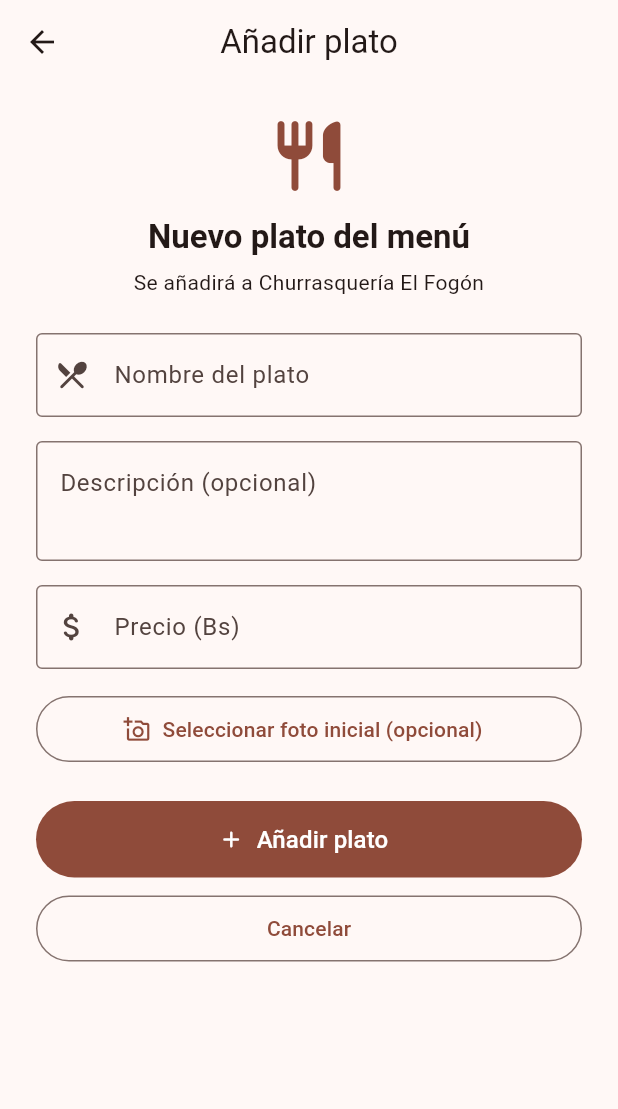
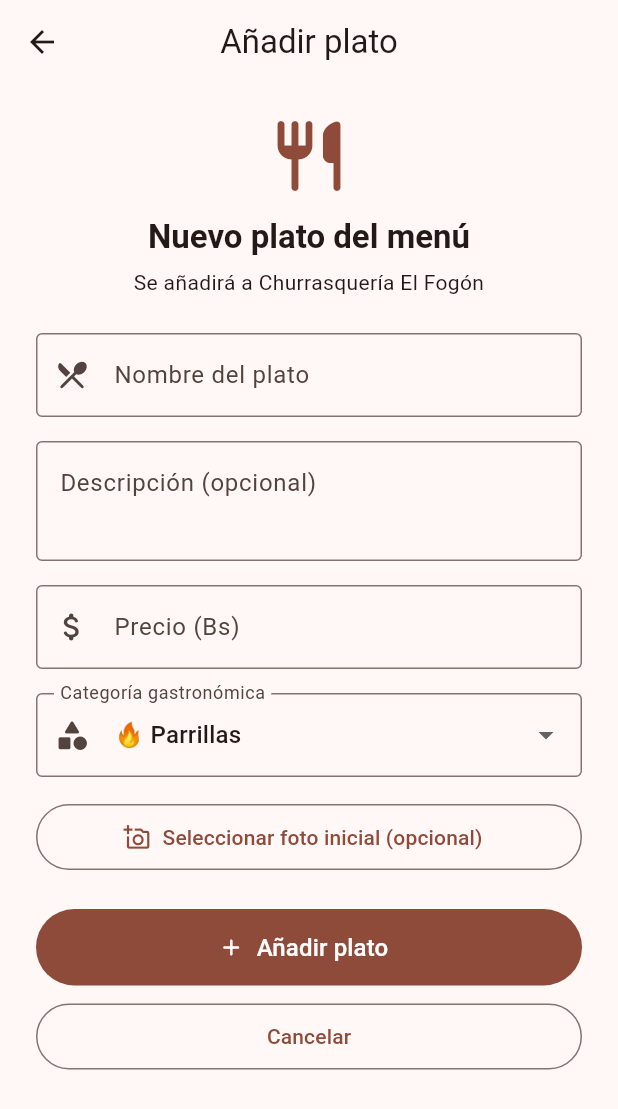
Before and after one commit to AM1-SexySeven/dummy, a Flutter app: the NegocioPage screen opened directly, scrolled down 576 dp, after a tap on "Añadir plato", on a phone screen of 412 x 824 dp. Shown: the top 1109 px of the screen. Run offline on Flutter 3.47's test engine with Material 3 defaults, Android fonts, the phone set to English and light mode, and no system bars; our stand-ins replace flutter_map, image_picker, latlong2, qr_flutter, share_plus, shared_preferences and 2 more; accounts and stored records are empty; network calls fail.

Commit message:
feat(menu): implementa barra de categorías y filtrado inteligente de platos
Implementa clasificación por categorías gastronómicas y filtrado combinado en el menú:

1. Barra de Chips de Categorías en el Menú (lib/main.dart):
- Añade barra deslizable horizontal bajo el buscador con los filtros: Todos (15 platos), Parrillas, Platos Típicos, Guarniciones y Bebidas.
- Implementa comparación flexible ignorando acentos y emoticonos.
- Permite combinar el filtro por categoría con la búsqueda por texto y voz en tiempo real.

2. Modelo y Clasificación de Productos (lib/services/supabase_service.dart):
- Agrega el campo explícito 'categoria' a la clase Producto y clasifica toda la carta predeterminada (Parrillas, Platos Típicos, Guarniciones y Bebidas).

3. Selector de Categoría en Creación de Platos (lib/pages/agregar_producto_page.dart):
- Incorpora menú desplegable de 'Categoría gastronómica' (Parrillas, Platos Típicos, Guarniciones, Bebidas y Postres) al registrar nuevos productos.

```diff
--- a/lib/main.dart
+++ b/lib/main.dart
@@ -284,6 +284,7 @@ class _NegocioPageState extends State<NegocioPage> {
   late Future<CatalogoResult> _futuro;
   final _buscarCtrl = TextEditingController();
   String _filtro = '';
+  String _categoriaSeleccionada = 'Todos';
 
   // Clima de Santa Cruz (open-meteo) y dictado por voz del buscador
   final _voz = SpeechToText();
@@ -685,6 +686,35 @@ class _NegocioPageState extends State<NegocioPage> {
           ),
           const SizedBox(height: 8),
 
+          // Chips de filtrado por categoría gastronómica
+          SingleChildScrollView(
+            scrollDirection: Axis.horizontal,
+            child: Row(
+              children: [
+                for (final cat in const [
+                  'Todos',
+                  '🔥 Parrillas',
+                  '🍛 Platos Típicos',
+                  '🥗 Guarniciones',
+                  '🥤 Bebidas'
+                ])
+                  Padding(
+                    padding: const EdgeInsets.only(right: 6),
+                    child: ChoiceChip(
+                      label: Text(cat),
+                      selected: _categoriaSeleccionada == cat,
+                      onSelected: (sel) {
+                        if (sel) {
+                          setState(() => _categoriaSeleccionada = cat);
+                        }
+                      },
+                    ),
+                  ),
+              ],
+            ),
+          ),
+          const SizedBox(height: 8),
+
           FutureBuilder<CatalogoResult>(
             future: _futuro,
             builder: (context, snap) {
@@ -732,11 +762,25 @@ class _NegocioPageState extends State<NegocioPage> {
                   child: Center(child: Text('Aún no hay platos en el menú')),
                 );
               }
-              // Filtro de búsqueda por nombre
-              final visibles = catalogo.productos
-                  .where((p) => Texto.contieneEnAlguno(
-                    [p.nombre, p.descripcion], _filtro))
-                  .toList();
+              // Filtro de búsqueda por nombre y categoría gastronómica
+              final visibles = catalogo.productos.where((p) {
+                final coincideTexto = Texto.contieneEnAlguno(
+                  [p.nombre, p.descripcion],
+                  _filtro,
+                );
+                final catLimpia = _categoriaSeleccionada
+                    .replaceAll(RegExp(r'[^\w\s]'), '')
+                    .trim()
+                    .toLowerCase();
+                final pCatLimpia = p.categoria
+                    .replaceAll(RegExp(r'[^\w\s]'), '')
+                    .trim()
+                    .toLowerCase();
+                final coincideCategoria = _categoriaSeleccionada == 'Todos' ||
+                    pCatLimpia.contains(catLimpia) ||
+                    catLimpia.contains(pCatLimpia);
+                return coincideTexto && coincideCategoria;
+              }).toList();
               if (visibles.isEmpty) {
                 return const Padding(
                   padding: EdgeInsets.all(24),
--- a/lib/pages/agregar_producto_page.dart
+++ b/lib/pages/agregar_producto_page.dart
@@ -16,6 +16,7 @@ class _AgregarProductoPageState extends State<AgregarProductoPage> {
   final _nombreCtrl = TextEditingController();
   final _descCtrl = TextEditingController();
   final _precioCtrl = TextEditingController();
+  String _categoriaSeleccionada = 'Parrillas';
   ImageSource? _origenFoto;
   XFile? _fotoSeleccionada;
   bool _guardando = false;
@@ -99,6 +100,7 @@ class _AgregarProductoPageState extends State<AgregarProductoPage> {
         nombre: nombre,
         descripcion: desc.isEmpty ? 'Plato de Churrasquería El Fogón' : desc,
         precio: precio,
+        categoria: _categoriaSeleccionada,
       );
 
       final productoId = '${productoMap['id'] ?? ''}';
@@ -200,6 +202,28 @@ class _AgregarProductoPageState extends State<AgregarProductoPage> {
               ),
               const SizedBox(height: 16),
 
+              DropdownButtonFormField<String>(
+                initialValue: _categoriaSeleccionada,
+                decoration: const InputDecoration(
+                  labelText: 'Categoría gastronómica',
+                  prefixIcon: Icon(Icons.category_rounded),
+                  border: OutlineInputBorder(),
+                ),
+                items: const [
+                  DropdownMenuItem(value: 'Parrillas', child: Text('🔥 Parrillas')),
+                  DropdownMenuItem(value: 'Platos Típicos', child: Text('🍛 Platos Típicos')),
+                  DropdownMenuItem(value: 'Guarniciones', child: Text('🥗 Guarniciones')),
+                  DropdownMenuItem(value: 'Bebidas', child: Text('🥤 Bebidas')),
+                  DropdownMenuItem(value: 'Postres', child: Text('🍨 Postres')),
+                ],
+                onChanged: (val) {
+                  if (val != null) {
+                    setState(() => _categoriaSeleccionada = val);
+                  }
+                },
+              ),
+              const SizedBox(height: 16),
+
               OutlinedButton.icon(
                 onPressed: _guardando ? null : _elegirOrigenFoto,
                 icon: Icon(
--- a/lib/services/supabase_service.dart
+++ b/lib/services/supabase_service.dart
@@ -98,13 +98,15 @@ class InfoNegocio {
 }
 
 /// Producto de la Churrasquería (fila de la tabla `productos`).
-class Producto {  final String id;
+class Producto {
+  final String id;
   final String nombre;
   final String descripcion;
   final double precio;
 
   /// URL pública de la foto en Supabase Storage (cadena vacía = sin foto).
   final String fotoUrl;
+  final String _categoriaPropia;
 
   const Producto({
     this.id = '',
@@ -112,15 +114,43 @@ class Producto {  final String id;
     required this.descripcion,
     required this.precio,
     this.fotoUrl = '',
-  });
+    String categoria = '',
+  }) : _categoriaPropia = categoria;
 
   factory Producto.fromMap(Map<String, dynamic> map) => Producto(
         id: '${map['id'] ?? ''}',
         nombre: '${map['nombre'] ?? ''}',
         descripcion: '${map['descripcion'] ?? ''}',
         precio: (map['precio'] as num?)?.toDouble() ?? 0,
-        fotoUrl: '${map['imagen_url'] ?? ''}',
+        fotoUrl: '${map['imagen_url'] ?? map['foto_url'] ?? ''}',
+        categoria: '${map['categoria'] ?? ''}',
       );
+
+  /// Categoría gastronómica del plato para filtrado fácil.
+  String get categoria {
+    if (_categoriaPropia.trim().isNotEmpty) return _categoriaPropia.trim();
+    final text = '$nombre $descripcion'.toLowerCase();
+    if (text.contains('chicha') ||
+        text.contains('limonada') ||
+        text.contains('bebida') ||
+        text.contains('gaseosa') ||
+        text.contains('refresco')) {
+      return 'Bebidas';
+    }
+    if (text.contains('sonso') ||
+        text.contains('arroz con queso') ||
+        text.contains('guarnición')) {
+      return 'Guarniciones';
+    }
+    if (text.contains('majadito') ||
+        text.contains('pique') ||
+        text.contains('sopa') ||
+        text.contains('keperí') ||
+        text.contains('típico')) {
+      return 'Platos Típicos';
+    }
+    return 'Parrillas';
+  }
 
   /// Datos de ejemplo, usados cuando Supabase no está configurado.
   static const List<Producto> ejemplos = [
@@ -130,6 +160,7 @@ class Producto {  final String id;
       descripcion: 'Carne de res, chorizo criollo, yuca y ensalada fresca',
       precio: 120,
       fotoUrl: 'assets/images/platos/parrillada.jpg',
+      categoria: 'Parrillas',
     ),
     Producto(
       id: 'ejemplo-2',
@@ -137,6 +168,7 @@ class Producto {  final String id;
       descripcion: 'Corte jugoso de res a la parrilla servido con papas fritas',
       precio: 75,
       fotoUrl: '',
+      categoria: 'Parrillas',
     ),
     Producto(
       id: 'ejemplo-3',
@@ -144,6 +176,7 @@ class Producto {  final String id;
       descripcion: 'Carne salteada, papas fritas, salchichas, huevo frito y llajua',
       precio: 55,
       fotoUrl: 'assets/images/platos/piquemacho.jpg',
+      categoria: 'Platos Típicos',
     ),
     Producto(
       id: 'ejemplo-4',
@@ -151,6 +184,7 @@ class Producto {  final String id;
       descripcion: 'Arroz tostado con charque de res, huevo frito y plátano frito',
       precio: 35,
       fotoUrl: 'assets/images/platos/majadito.jpg',
+      categoria: 'Platos Típicos',
     ),
     Producto(
       id: 'ejemplo-5',
@@ -158,6 +192,7 @@ class Producto {  final String id;
       descripcion: 'Tierno keperí horneado servido con arroz con queso y yuca',
       precio: 50,
       fotoUrl: '',
+      categoria: 'Platos Típicos',
     ),
     Producto(
       id: 'ejemplo-6',
@@ -165,6 +200,7 @@ class Producto {  final String id;
       descripcion: 'Brochetas de carne de res con pimentón y cebolla a las brasas',
       precio: 40,
       fotoUrl: '',
+      categoria: 'Parrillas',
     ),
     Producto(
       id: 'ejemplo-7',
@@ -172,6 +208,7 @@ class Producto {  final String id;
       descripcion: 'Pescado de río pacú a la parrilla servido con ensalada criolla',
       precio: 65,
       fotoUrl: '',
+      categoria: 'Parrillas',
     ),
     Producto(
       id: 'ejemplo-8',
@@ -179,6 +216,7 @@ class Producto {  final String id;
       descripcion: 'Masa de yuca con queso a las brasas y mantequilla',
       precio: 20,
       fotoUrl: 'assets/images/platos/sonso.jpg',
+      categoria: 'Guarniciones',
     ),
     Producto(
       id: 'ejemplo-9',
@@ -186,6 +224,7 @@ class Producto {  final String id;
       descripcion: 'Sopa cruceña con carne, papas fritas en hilo y arvejas',
       precio: 25,
       fotoUrl: '',
+      categoria: 'Platos Típicos',
     ),
     Producto(
       id: 'ejemplo-10',
@@ -193,6 +232,7 @@ class Producto {  final String id;
       descripcion: 'Bebida artesanal de maíz bien helada',
       precio: 12,
       fotoUrl: '',
+      categoria: 'Bebidas',
     ),
     Producto(
       id: 'ejemplo-11',
@@ -200,6 +240,7 @@ class Producto {  final String id;
       descripcion: 'Corte jugoso a la parrilla con yuca frita y arroz con queso',
       precio: 85,
       fotoUrl: '',
+      categoria: 'Parrillas',
     ),
     Producto(
       id: 'ejemplo-12',
@@ -207,6 +248,7 @@ class Producto {  final String id;
       descripcion: 'Costillas ahumadas a las brasas bañadas en salsa BBQ criolla',
       precio: 60,
       fotoUrl: '',
+      categoria: 'Parrillas',
     ),
     Producto(
       id: 'ejemplo-13',
@@ -214,6 +256,7 @@ class Producto {  final String id;
       descripcion: 'Tira de asado tierna a las brasas con ensalada de la casa',
       precio: 70,
       fotoUrl: '',
+      categoria: 'Parrillas',
     ),
     Producto(
       id: 'ejemplo-14',
@@ -221,6 +264,7 @@ class Producto {  final String id;
       descripcion: 'Porción generosa de arroz con queso fundido tradicional',
       precio: 18,
       fotoUrl: '',
+      categoria: 'Guarniciones',
     ),
     Producto(
       id: 'ejemplo-15',
@@ -228,6 +272,7 @@ class Producto {  final String id;
       descripcion: 'Limonada natural helada con hojas de menta',
       precio: 10,
       fotoUrl: '',
+      categoria: 'Bebidas',
     ),
   ];
 
@@ -238,6 +283,7 @@ class Producto {  final String id;
         'descripcion': descripcion,
         'precio': precio,
         'imagen_url': fotoUrl,
+        'categoria': categoria,
       };
 }
 
@@ -544,6 +590,7 @@ class SupabaseService {
     required String descripcion,
     required double precio,
     String fotoUrl = '',
+    String categoria = 'Parrillas',
   }) async {
     final c = _clienteObligado();
     final datos = <String, dynamic>{
@@ -551,6 +598,7 @@ class SupabaseService {
       'nombre': nombre,
       'descripcion': descripcion,
       'precio': precio,
+      'categoria': categoria,
       if (fotoUrl.isNotEmpty) 'imagen_url': fotoUrl,
     };
     final res = await c.from('productos').insert(datos).select().maybeSingle();
```
